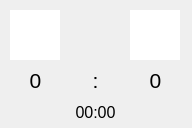
First picture: the form in ui/display.ui, repository Flo10394/Sck-Anzeigetafel, before the edit.
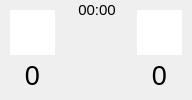
Second picture: the form after the edit.

Commit message: added time label position variable, text color settings, fixed some small bugs

Patch:
```diff
--- a/ui/display.ui
+++ b/ui/display.ui
@@ -10,7 +10,7 @@
     <x>0</x>
     <y>0</y>
     <width>192</width>
-    <height>128</height>
+    <height>100</height>
    </rect>
   </property>
   <property name="maximumSize">
@@ -30,8 +30,8 @@
     <rect>
      <x>10</x>
      <y>10</y>
-     <width>50</width>
-     <height>50</height>
+     <width>45</width>
+     <height>45</height>
     </rect>
    </property>
    <property name="sizePolicy">
@@ -64,10 +64,10 @@
   <widget class="QLabel" name="label_spielstand_gast">
    <property name="geometry">
     <rect>
-     <x>130</x>
-     <y>70</y>
-     <width>51</width>
-     <height>21</height>
+     <x>137</x>
+     <y>60</y>
+     <width>45</width>
+     <height>30</height>
     </rect>
    </property>
    <property name="sizePolicy">
@@ -78,7 +78,7 @@
    </property>
    <property name="font">
     <font>
-     <pointsize>16</pointsize>
+     <pointsize>20</pointsize>
     </font>
    </property>
    <property name="text">
@@ -91,10 +91,10 @@
   <widget class="QGraphicsView" name="graphic_wappen_gast">
    <property name="geometry">
     <rect>
-     <x>130</x>
+     <x>137</x>
      <y>10</y>
-     <width>50</width>
-     <height>50</height>
+     <width>45</width>
+     <height>45</height>
     </rect>
    </property>
    <property name="sizePolicy">
@@ -124,42 +124,12 @@
     <enum>QFrame::NoFrame</enum>
    </property>
   </widget>
-  <widget class="QLabel" name="label_spielstand_doppelpunkt">
-   <property name="geometry">
-    <rect>
-     <x>60</x>
-     <y>70</y>
-     <width>71</width>
-     <height>21</height>
-    </rect>
-   </property>
-   <property name="sizePolicy">
-    <sizepolicy hsizetype="Fixed" vsizetype="Fixed">
-     <horstretch>0</horstretch>
-     <verstretch>0</verstretch>
-    </sizepolicy>
-   </property>
-   <property name="font">
-    <font>
-     <pointsize>16</pointsize>
-    </font>
-   </property>
-   <property name="lineWidth">
-    <number>0</number>
-   </property>
-   <property name="text">
-    <string>:</string>
-   </property>
-   <property name="alignment">
-    <set>Qt::AlignCenter</set>
-   </property>
-  </widget>
   <widget class="QLabel" name="label_time">
    <property name="geometry">
     <rect>
-     <x>10</x>
-     <y>102</y>
-     <width>171</width>
+     <x>60</x>
+     <y>0</y>
+     <width>74</width>
      <height>20</height>
     </rect>
    </property>
@@ -171,7 +141,7 @@
    </property>
    <property name="font">
     <font>
-     <pointsize>12</pointsize>
+     <pointsize>11</pointsize>
     </font>
    </property>
    <property name="text">
@@ -185,9 +155,9 @@
    <property name="geometry">
     <rect>
      <x>10</x>
-     <y>70</y>
-     <width>51</width>
-     <height>21</height>
+     <y>60</y>
+     <width>45</width>
+     <height>30</height>
     </rect>
    </property>
    <property name="sizePolicy">
@@ -198,7 +168,7 @@
    </property>
    <property name="font">
     <font>
-     <pointsize>16</pointsize>
+     <pointsize>20</pointsize>
     </font>
    </property>
    <property name="text">
```
The commit also changes 8 other files.
